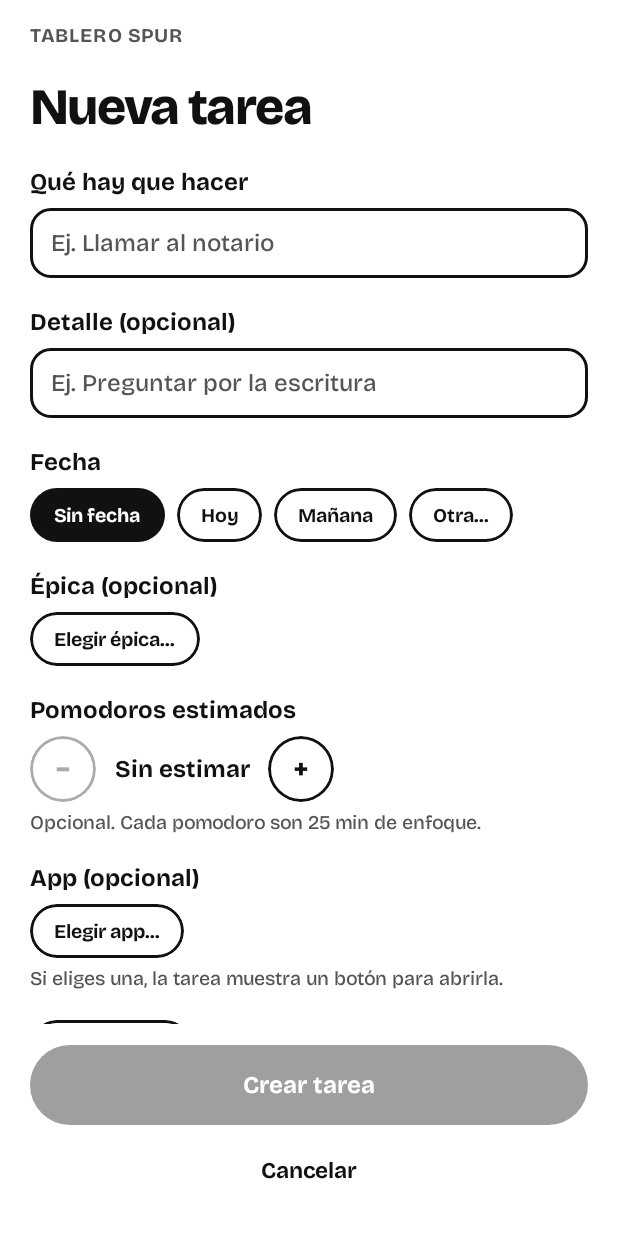
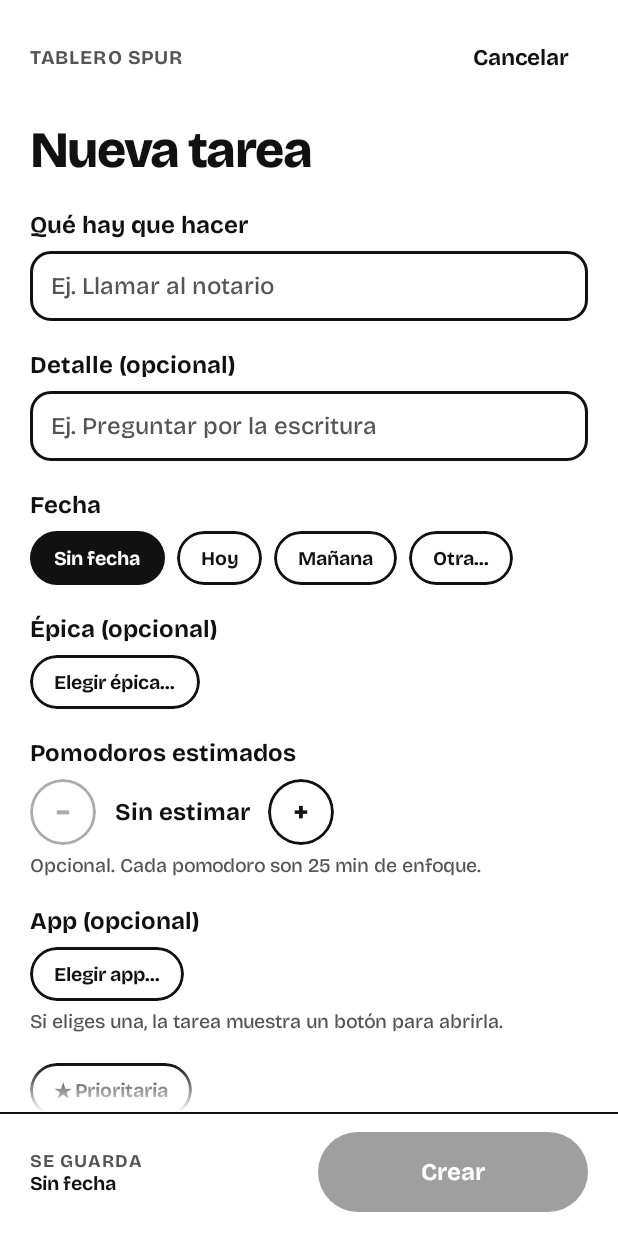
Before and after one commit to Eskalab/ktpj-android, an Android app built with Jetpack Compose: the @Preview function NewTaskPreview, on a phone screen of 412 x 824 dp. Run offline under Robolectric (Android 15) with nearby library versions, the phone set to English and light mode, and no system bars.

Commit message:
Compact fixed task bar with a summary line of what will be saved #KTP-11

```diff
--- a/app/src/main/java/co/eskala/bktpj_notification/ui/tasks/NewTaskScreen.kt
+++ b/app/src/main/java/co/eskala/bktpj_notification/ui/tasks/NewTaskScreen.kt
@@ -11,7 +11,27 @@ import androidx.compose.foundation.layout.padding
 import androidx.compose.foundation.layout.safeDrawingPadding
 import androidx.compose.foundation.rememberScrollState
 import androidx.compose.foundation.text.BasicTextField
+import androidx.compose.foundation.text.KeyboardActions
 import androidx.compose.foundation.text.KeyboardOptions
+import androidx.compose.foundation.clickable
+import androidx.compose.foundation.layout.Row
+import androidx.compose.foundation.layout.height
+import androidx.compose.foundation.layout.heightIn
+import androidx.compose.runtime.remember
+import androidx.compose.runtime.rememberCoroutineScope
+import androidx.compose.ui.Alignment
+import androidx.compose.ui.draw.alpha
+import androidx.compose.ui.draw.clip
+import androidx.compose.ui.graphics.Brush
+import androidx.compose.ui.graphics.Color
+import androidx.compose.ui.platform.LocalContext
+import androidx.compose.ui.platform.LocalFocusManager
+import androidx.compose.ui.semantics.Role
+import androidx.compose.ui.semantics.clearAndSetSemantics
+import androidx.compose.ui.semantics.role
+import co.eskala.bktpj_notification.ui.components.appLabel
+import co.eskala.bktpj_notification.ui.components.dueLabel
+import kotlinx.coroutines.launch
 import androidx.compose.foundation.verticalScroll
 import androidx.compose.material3.Text
 import androidx.compose.runtime.Composable
@@ -35,7 +55,6 @@ import co.eskala.bktpj_notification.ui.components.Chip
 import co.eskala.bktpj_notification.ui.components.AppField
 import co.eskala.bktpj_notification.ui.components.DueChips
 import co.eskala.bktpj_notification.ui.components.PrimaryButton
-import co.eskala.bktpj_notification.ui.components.SecondaryButton
 import co.eskala.bktpj_notification.ui.theme.KtpjDimens
 import co.eskala.bktpj_notification.ui.theme.KtpjShapes
 import co.eskala.bktpj_notification.ui.theme.KtpjTheme
@@ -77,18 +96,41 @@ fun NewTaskScreen(
         pomos = pomos.takeIf { it > 0 },
     )
 
+    val ctx = LocalContext.current
+    val scroll = rememberScrollState()
+    val scope = rememberCoroutineScope()
+    val focus = LocalFocusManager.current
+    // La épica recién creada desde el buscador aún no está en [projects]: se recuerda para el resumen.
+    var createdProject by remember { mutableStateOf<TaskProject?>(null) }
+    val createProject: (suspend (String, String) -> TaskProject?)? = onCreateProject?.let { create ->
+        { name, prefix -> create(name, prefix).also { createdProject = it } }
+    }
+    val epic = projectId?.let { id ->
+        projects.firstOrNull { it.id == id } ?: initial?.project?.takeIf { it.id == id } ?: createdProject?.takeIf { it.id == id }
+    }
+    val appName = app?.let { remember(it) { appLabel(ctx, it) ?: it } }
+    val dueText = due?.let { dueLabel(it) }
+    val summary = taskSummaryLine(dueText, priority, epicShortName(epic), pomos, appName)
+    val spoken = taskSummarySpoken(dueText, priority, epicShortName(epic), pomos, appName)
+
+    // KTP-11 opción B: barra fija compacta (resumen + "Crear") que nunca tapa el formulario;
+    // un degradado avisa que hay más opciones debajo.
     Column(Modifier.fillMaxSize().background(c.bg).safeDrawingPadding()) {
+        Box(Modifier.weight(1f)) {
             Column(
                 Modifier
-                .weight(1f)
-                .verticalScroll(rememberScrollState())
-                .padding(horizontal = KtpjDimens.screenPadding, vertical = 16.dp),
+                    .fillMaxSize()
+                    .verticalScroll(scroll)
+                    .padding(start = KtpjDimens.screenPadding, end = KtpjDimens.screenPadding, top = 16.dp, bottom = 32.dp),
                 verticalArrangement = Arrangement.spacedBy(KtpjDimens.blockGap),
             ) {
-            Text("TABLERO SPUR", style = t.overlineLarge, color = c.muted)
+                Row(verticalAlignment = Alignment.CenterVertically) {
+                    Text("TABLERO SPUR", style = t.overlineLarge, color = c.muted, modifier = Modifier.weight(1f))
+                    HeaderAction("Cancelar", enabled = !saving, onClick = onCancel)
+                }
                 Text(if (initial == null) "Nueva tarea" else "Editar tarea", style = t.onboardingTitle, color = c.fg)
                 if (initial == null && onSwitchToHabit != null) {
-                androidx.compose.foundation.layout.Row(horizontalArrangement = Arrangement.spacedBy(8.dp)) {
+                    Row(horizontalArrangement = Arrangement.spacedBy(8.dp)) {
                         Chip("Tarea", true, {})
                         Chip("↻ Hábito", false, onSwitchToHabit)
                     }
@@ -98,12 +140,16 @@ fun NewTaskScreen(
                     TextBox(title, { title = it.take(200) }, "Ej. Llamar al notario", "Título de la tarea", ImeAction.Next)
                 }
                 Field("Detalle (opcional)") {
-                TextBox(description, { description = it.take(500) }, "Ej. Preguntar por la escritura", "Detalle de la tarea", ImeAction.Done)
+                    // "Listo" cierra el teclado y baja por las opciones.
+                    TextBox(description, { description = it.take(500) }, "Ej. Preguntar por la escritura", "Detalle de la tarea", ImeAction.Done) {
+                        focus.clearFocus()
+                        scope.launch { scroll.animateScrollTo(scroll.maxValue) }
+                    }
                 }
                 Field("Fecha") {
                     DueChips(due, { due = it })
                 }
-            Field("Épica (opcional)") { EpicField(projects, projectId, { projectId = it }, onCreateProject, initial?.project) }
+                Field("Épica (opcional)") { EpicField(projects, projectId, { projectId = it }, createProject, initial?.project) }
                 Field("Pomodoros estimados") { PomosField(pomos, { pomos = it }) }
                 initial?.let { co.eskala.bktpj_notification.ui.components.PomoSessionsList(it.id, todayOnly = false) }
                 Field("App (opcional)") {
@@ -119,13 +165,63 @@ fun NewTaskScreen(
                     )
                 }
             }
+            // Degradado sobre el borde inferior mientras quede contenido por ver.
+            if (scroll.canScrollForward) {
+                Box(
+                    Modifier
+                        .align(Alignment.BottomCenter)
+                        .fillMaxWidth()
+                        .height(32.dp)
+                        .background(Brush.verticalGradient(listOf(Color.Transparent, c.bg))),
+                )
+            }
+        }
+        Box(Modifier.fillMaxWidth().height(KtpjDimens.divider).background(if (scroll.canScrollForward) c.border else c.line))
+        Row(
+            Modifier.padding(start = KtpjDimens.screenPadding, end = KtpjDimens.screenPadding, top = 12.dp, bottom = 16.dp),
+            verticalAlignment = Alignment.CenterVertically,
+            horizontalArrangement = Arrangement.spacedBy(12.dp),
+        ) {
+            // Tocar el resumen baja a las opciones para cambiarlas.
             Column(
-            Modifier.padding(start = KtpjDimens.screenPadding, end = KtpjDimens.screenPadding, top = 14.dp, bottom = 22.dp),
-            verticalArrangement = Arrangement.spacedBy(KtpjDimens.cardGapSmall),
+                Modifier
+                    .weight(1f)
+                    .heightIn(min = KtpjDimens.minTouchTarget)
+                    .clip(KtpjShapes.row)
+                    .clickable(role = Role.Button, onClickLabel = "Ver opciones") {
+                        focus.clearFocus()
+                        scope.launch { scroll.animateScrollTo(scroll.maxValue) }
+                    }
+                    .clearAndSetSemantics { contentDescription = spoken; role = Role.Button }
+                    .padding(vertical = 4.dp),
+                verticalArrangement = Arrangement.Center,
             ) {
-            PrimaryButton(if (saving) "Guardando…" else if (initial == null) "Crear tarea" else "Guardar cambios", onClick = { onSave(build()) }, enabled = canSave)
-            SecondaryButton("Cancelar", onClick = onCancel, enabled = !saving)
+                Text("SE GUARDA", style = t.overline, color = c.muted)
+                Text(summary, style = t.captionStrong, color = c.fg)
             }
+            PrimaryButton(
+                if (saving) "Guardando…" else if (initial == null) "Crear" else "Guardar",
+                onClick = { onSave(build()) },
+                enabled = canSave,
+                modifier = Modifier.weight(1f),
+            )
+        }
+    }
+}
+
+/** Acción de texto en la cabecera (Cancelar), con área táctil mínima. */
+@Composable
+private fun HeaderAction(text: String, enabled: Boolean, onClick: () -> Unit) {
+    Box(
+        Modifier
+            .heightIn(min = KtpjDimens.minTouchTarget)
+            .alpha(if (enabled) 1f else 0.4f)
+            .clip(KtpjShapes.pill)
+            .clickable(enabled = enabled, role = Role.Button, onClick = onClick)
+            .padding(horizontal = 12.dp, vertical = 8.dp),
+        contentAlignment = Alignment.Center,
+    ) {
+        Text(text, style = KtpjTheme.type.buttonSecondary, color = KtpjTheme.colors.fg)
     }
 }
 
@@ -138,7 +234,7 @@ private fun Field(label: String, content: @Composable () -> Unit) {
 }
 
 @Composable
-private fun TextBox(value: String, onChange: (String) -> Unit, placeholder: String, description: String, ime: ImeAction) {
+private fun TextBox(value: String, onChange: (String) -> Unit, placeholder: String, description: String, ime: ImeAction, onDone: (() -> Unit)? = null) {
     val c = KtpjTheme.colors
     val t = KtpjTheme.type
     BasicTextField(
@@ -147,6 +243,7 @@ private fun TextBox(value: String, onChange: (String) -> Unit, placeholder: Stri
         textStyle = t.body.copy(color = c.fg),
         cursorBrush = SolidColor(c.fg),
         keyboardOptions = KeyboardOptions(capitalization = KeyboardCapitalization.Sentences, imeAction = ime),
+        keyboardActions = if (onDone != null) KeyboardActions(onDone = { onDone() }) else KeyboardActions.Default,
         modifier = Modifier.fillMaxWidth().semantics { contentDescription = description },
         decorationBox = { inner ->
             Box(
@@ -167,3 +264,9 @@ private fun TextBox(value: String, onChange: (String) -> Unit, placeholder: Stri
 private fun NewTaskPreview() = KtpjTheme(ThemeMode.LIGHT) {
     NewTaskScreen(saving = false, onSave = {}, onCancel = {})
 }
+
+@Preview(name = "Nueva tarea — Oscuro, fuente grande", widthDp = 360, heightDp = 760, fontScale = 1.6f)
+@Composable
+private fun NewTaskDarkPreview() = KtpjTheme(ThemeMode.DARK) {
+    NewTaskScreen(saving = false, onSave = {}, onCancel = {})
+}
--- /dev/null
+++ b/app/src/main/java/co/eskala/bktpj_notification/ui/tasks/TaskSummary.kt
@@ -0,0 +1,30 @@
+package co.eskala.bktpj_notification.ui.tasks
+
+import co.eskala.bktpj_notification.TaskProject
+
+/**
+ * Resumen de una línea de lo que se va a guardar (KTP-11 opción B), p. ej. "Hoy · ★ · LAV · 🍅2 · ↗ Waze".
+ * [due] es la etiqueta ya calculada ("Hoy", "5 nov") o null si no tiene fecha.
+ */
+fun taskSummaryLine(due: String?, priority: Boolean, epic: String?, pomos: Int, app: String?): String =
+    buildList {
+        add(due ?: "Sin fecha")
+        if (priority) add("★")
+        epic?.takeIf { it.isNotBlank() }?.let { add(it) }
+        if (pomos > 0) add("🍅$pomos")
+        app?.takeIf { it.isNotBlank() }?.let { add("↗ $it") }
+    }.joinToString(" · ")
+
+/** Lo mismo en palabras, para TalkBack. */
+fun taskSummarySpoken(due: String?, priority: Boolean, epic: String?, pomos: Int, app: String?): String =
+    "Se guardará: " + buildList {
+        add(due ?: "sin fecha")
+        add(if (priority) "prioritaria" else "sin prioridad")
+        epic?.takeIf { it.isNotBlank() }?.let { add("épica $it") }
+        if (pomos > 0) add(if (pomos == 1) "1 pomodoro" else "$pomos pomodoros")
+        app?.takeIf { it.isNotBlank() }?.let { add("abre $it") }
+    }.joinToString(", ")
+
+/** Nombre corto de la épica para el resumen: su prefijo (LAV) o, si no tiene, el título. */
+fun epicShortName(project: TaskProject?): String? =
+    project?.let { p -> p.prefix?.takeIf { it.isNotBlank() } ?: p.title.takeIf { it.isNotBlank() } }
```
Also changed, not shown: 2 other files. Lines whose indentation alone changed are shown as unchanged.
